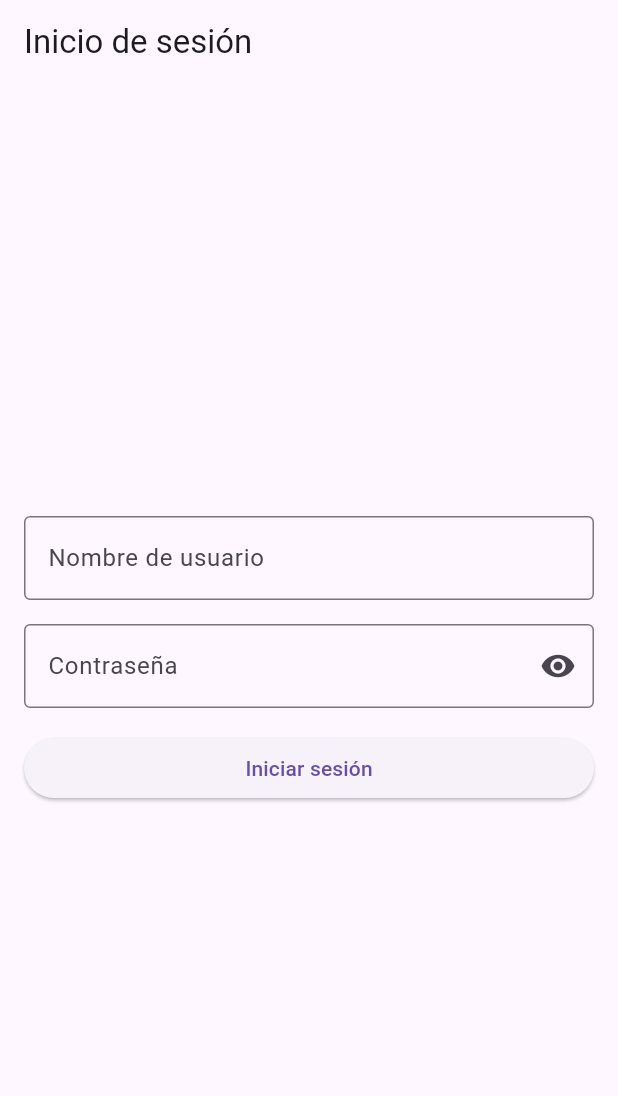
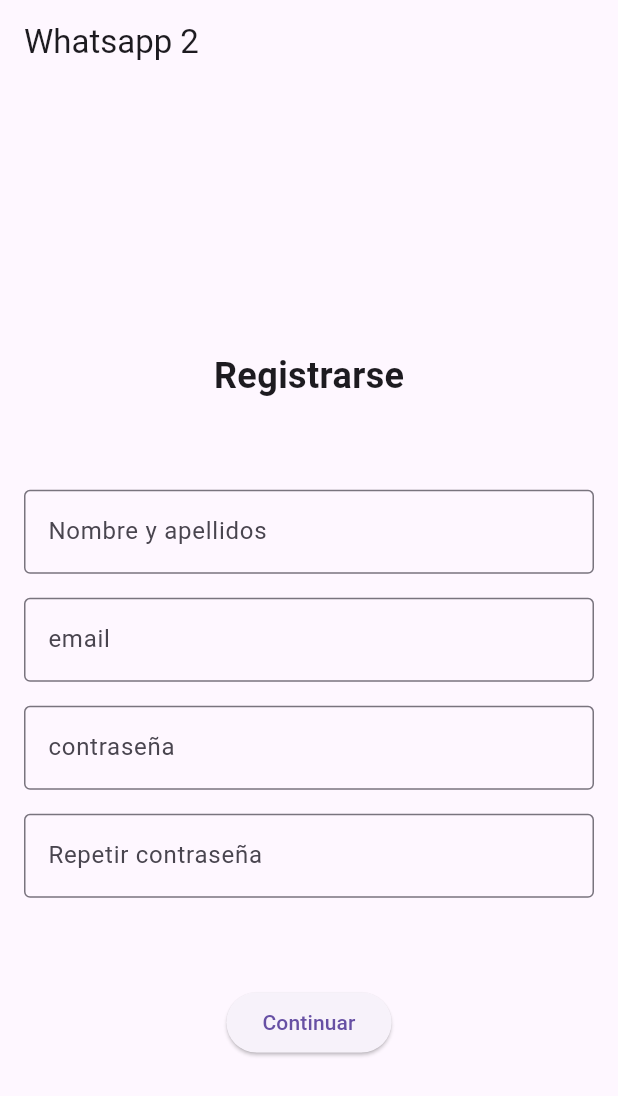
Before and after one commit to AdrianZanon/Whatsapp2, a Flutter app: the screen it shows after launch, on a phone screen of 412 x 824 dp. Shown: the top 1096 px of the screen. Run offline on Flutter 3.47's test engine with Material 3 defaults, Android fonts, the phone set to English and light mode, and no system bars.

Commit message:
el singUp completo

```diff
--- a/whatsapp2/lib/SingUp.dart
+++ b/whatsapp2/lib/SingUp.dart
@@ -0,0 +1,94 @@
+import 'package:flutter/material.dart';
+import 'Pprincipal.dart';
+
+class SingUp extends StatelessWidget {
+  @override
+  Widget build(BuildContext context) {
+    return Scaffold(
+      appBar: AppBar(title: Text('Whatsapp 2')),
+      body: LayoutBuilder(
+        builder: (context, constraints) {
+          return SingleChildScrollView(
+            child: ConstrainedBox(
+              constraints: BoxConstraints(
+                minHeight: constraints.maxHeight,
+              ),
+              child: IntrinsicHeight(
+                child: Column(
+                  crossAxisAlignment: CrossAxisAlignment.center,
+                  children: [
+                    Spacer(
+                        flex:
+                            3), // Espacio para que el texto quede en el 3/4 de la pantalla
+                    Text(
+                      'Registrarse',
+                      style: TextStyle(
+                        fontSize: 24,
+                        fontWeight: FontWeight.bold,
+                      ),
+                    ),
+                    Spacer(
+                        flex:
+                            1), // Espacio entre el título y los campos de texto
+                    Padding(
+                      padding: const EdgeInsets.symmetric(horizontal: 16.0),
+                      child: Column(
+                        children: [
+                          TextField(
+                            decoration: InputDecoration(
+                              labelText: 'Nombre y apellidos',
+                              border: OutlineInputBorder(),
+                            ),
+                          ),
+                          SizedBox(
+                              height:
+                                  16), // Espaciado entre los campos de texto
+                          TextField(
+                            obscureText: true,
+                            decoration: InputDecoration(
+                              labelText: 'email',
+                              border: OutlineInputBorder(),
+                            ),
+                          ),
+                          SizedBox(height: 16),
+                          TextField(
+                            obscureText: true,
+                            decoration: InputDecoration(
+                              labelText: 'contraseña',
+                              border: OutlineInputBorder(),
+                            ),
+                          ),
+                          SizedBox(height: 16),
+                          TextField(
+                            obscureText: true,
+                            decoration: InputDecoration(
+                              labelText: 'Repetir contraseña',
+                              border: OutlineInputBorder(),
+                            ),
+                          ),
+                        ],
+                      ),
+                    ),
+                    Spacer(
+                        flex:
+                            1), // Espacio entre los campos de texto y el botón
+                    ElevatedButton(
+                      onPressed: () {
+                        Navigator.push(
+                          context,
+                          MaterialPageRoute(builder: (context) => SingUp()),
+                        );
+                      },
+                      child: Text('Continuar'),
+                    ),
+                    Spacer(flex: 2), // Espacio inferior
+                  ],
+                ),
+              ),
+            ),
+          );
+        },
+      ),
+    );
+  }
+}
--- a/whatsapp2/lib/main.dart
+++ b/whatsapp2/lib/main.dart
@@ -1,5 +1,5 @@
 import 'package:flutter/material.dart';
-import 'LogIn.dart';
+import 'SingUp.dart';
 
 void main() {
   runApp(MyApp());
@@ -12,7 +12,7 @@ class MyApp extends StatelessWidget {
       debugShowCheckedModeBanner: false,
       title: 'Flutter Navegación',
       theme: ThemeData(primarySwatch: Colors.blue),
-      home: Screen1(), // Pantalla inicial
+      home: SingUp(), // Pantalla inicial
     );
   }
 }
```
